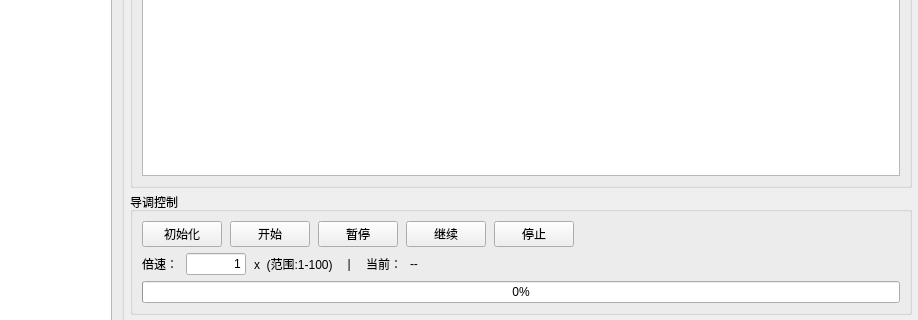
First picture: the form in src/APP_DataReplay/DataReplayWidget.ui, repository lkq12345/DataReplay, before the edit; both pictures show x 282 to 1200 and y 167 to 487 of the 1200 by 800 pixel window.
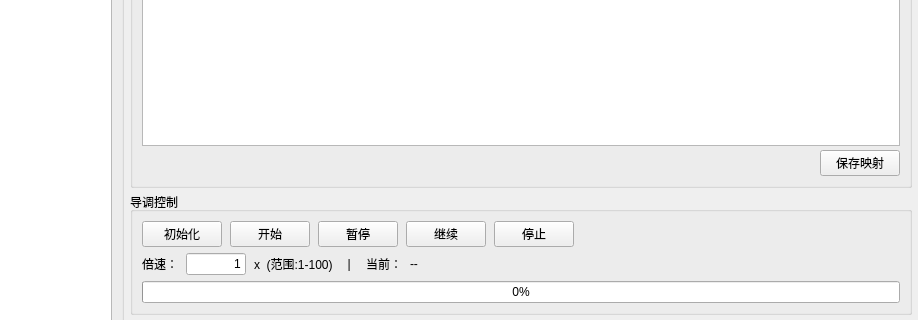
Second picture: the form after the edit.

Commit message:
feat: 实体ID映射配置与回放替换 + NATS订阅管理 + 全项目中文化注释
新增功能:
- 实体配置表格新增映射ID列，支持双击编辑和增量保存
- 每个想定目录下绑定 mapping.json，加载时自动读取预填映射值
- 回放时正则一次扫描替换实体ID，千组映射下单帧 < 0.01ms
- NATSClient 新增 unsubscribe/unsubscribeAll，订阅生命周期管理

代码质量:
- 全项目源文件添加中文注释（文件头 + 方法 + 关键逻辑）
- 更新 README：补充架构图、映射流程、配置文件说明

The edit to the form file:
```diff
--- a/src/APP_DataReplay/DataReplayWidget.ui
+++ b/src/APP_DataReplay/DataReplayWidget.ui
@@ -182,6 +182,31 @@
             </attribute>
            </widget>
           </item>
+          <!-- 保存映射按钮行 -->
+          <item>
+           <layout class="QHBoxLayout" name="horizontalLayout_SaveMapping">
+            <item>
+             <spacer name="horizontalSpacer_SaveMapping">
+              <property name="orientation">
+               <enum>Qt::Horizontal</enum>
+              </property>
+              <property name="sizeHint" stdset="0">
+               <size>
+                <width>40</width>
+                <height>20</height>
+               </size>
+              </property>
+             </spacer>
+            </item>
+            <item>
+             <widget class="QPushButton" name="btn_SaveMapping">
+              <property name="text">
+               <string>保存映射</string>
+              </property>
+             </widget>
+            </item>
+           </layout>
+          </item>
          </layout>
         </widget>
        </item>
```
Left out of the diff: 2 changed lines with no effect on the pictures. The commit also changes 18 other files.
